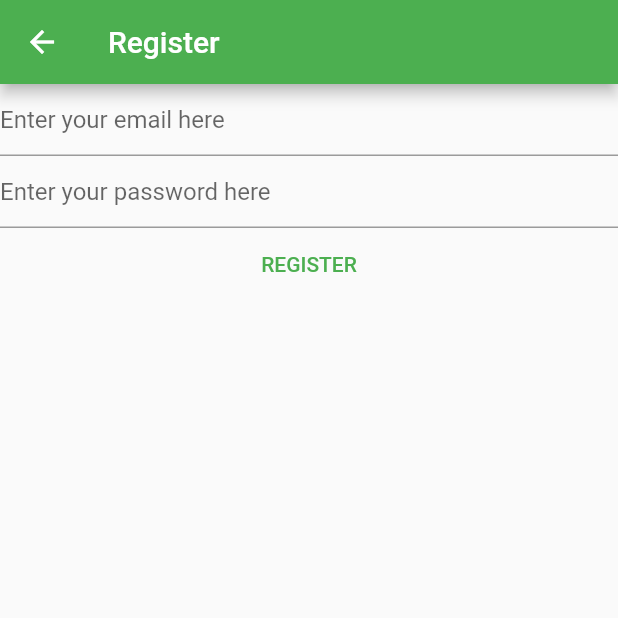
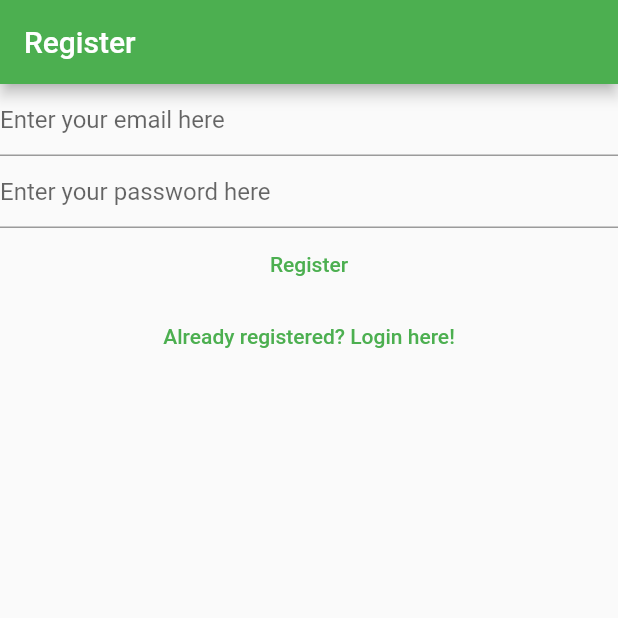
Before and after one commit to tinotenda-alfaneti/android-notes-app, a Flutter app: the RegisterView screen opened directly, on a phone screen of 412 x 824 dp, the top half of it. Run offline on Flutter 3.47's test engine with Material 2 defaults, Android fonts, the phone set to English and light mode, and no system bars; our stand-ins replace firebase_auth, firebase_core; accounts and stored records are empty.

Commit message:
Step 2: Main task- Connected login view and register view

```diff
--- a/lib/views/register_view.dart
+++ b/lib/views/register_view.dart
@@ -31,17 +31,8 @@ class _RegisterViewState extends State<RegisterView> {
   @override
   Widget build(BuildContext context) {
     return Scaffold(
-      appBar: AppBar(
-        title: const Text('Register'),
-      ),
-      body: FutureBuilder(
-          future: Firebase.initializeApp(
-            options: DefaultFirebaseOptions.currentPlatform,
-          ),
-          builder: (context, snapshot) {
-            switch (snapshot.connectionState) {
-              case ConnectionState.done:
-                return Column(
+      appBar: AppBar(title: const Text("Register")),
+      body: Column(
         children: [
           TextField(
             controller: _email,
@@ -66,8 +57,7 @@ class _RegisterViewState extends State<RegisterView> {
               final email = _email.text;
               final password = _password.text;
               try {
-                          await FirebaseAuth.instance
-                              .createUserWithEmailAndPassword(
+                await FirebaseAuth.instance.createUserWithEmailAndPassword(
                     email: email, password: password);
                 print("done");
               } on FirebaseAuthException catch (e) {
@@ -82,14 +72,19 @@ class _RegisterViewState extends State<RegisterView> {
                 }
               }
             },
-                      child: const Text("REGISTER"),
+            child: const Text("Register"),
+          ),
+          TextButton(
+            onPressed: () {
+              Navigator.of(context).pushNamedAndRemoveUntil(
+                '/login/',
+                (route) => true,
+              );
+            },
+            child: const Text("Already registered? Login here!"),
           ),
         ],
-                );
-              default:
-                return const Text("Loading...");
-            }
-          }),
+      ),
     );
   }
 }
```
Also changed, not shown: lib/main.dart (+17 -16 lines), lib/views/login_view.dart (+15 -16 lines), lib/views/verify_email_view.dart (added, +31 -0 lines). Lines whose indentation alone changed are shown as unchanged.
